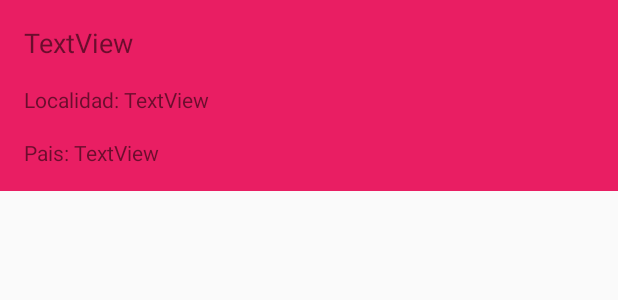
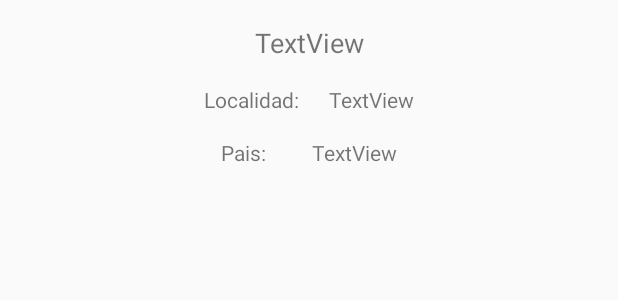
Before and after one commit to ByFalcon/GeolocalizacionFinal, an Android app: the layout item.xml on its own in the app's theme, with its tools: preview values and no code run, on a phone screen of 412 x 824 dp. Shown: the top 300 px of the screen. Run offline under Robolectric (Android 15) with nearby library versions, the phone set to English and light mode, and no system bars.

```diff
--- a/app/src/main/res/layout/item.xml
+++ b/app/src/main/res/layout/item.xml
@@ -3,18 +3,20 @@
     xmlns:app="http://schemas.android.com/apk/res-auto"
     xmlns:tools="http://schemas.android.com/tools"
     android:layout_width="match_parent"
-    android:layout_height="wrap_content"
-    android:background="#E91E63">
+    android:layout_height="wrap_content">
 
     <TextView
         android:id="@+id/tvNombre"
         android:layout_width="wrap_content"
         android:layout_height="wrap_content"
-        android:layout_marginStart="16dp"
-        android:layout_marginLeft="16dp"
+        android:layout_marginStart="200dp"
+        android:layout_marginLeft="200dp"
         android:layout_marginTop="16dp"
+        android:layout_marginEnd="200dp"
+        android:layout_marginRight="200dp"
         android:text="TextView"
         android:textSize="18sp"
+        app:layout_constraintEnd_toEndOf="parent"
         app:layout_constraintStart_toStartOf="parent"
         app:layout_constraintTop_toTopOf="parent" />
 
@@ -22,10 +24,11 @@
         android:id="@+id/textView2"
         android:layout_width="wrap_content"
         android:layout_height="wrap_content"
-        android:layout_marginStart="16dp"
-        android:layout_marginLeft="16dp"
+        android:layout_marginStart="120dp"
+        android:layout_marginLeft="120dp"
         android:layout_marginTop="16dp"
         android:text="Localidad: "
+        android:textSize="14sp"
         app:layout_constraintEnd_toStartOf="@+id/tvLocalidad"
         app:layout_constraintStart_toStartOf="parent"
         app:layout_constraintTop_toBottomOf="@+id/tvNombre" />
@@ -35,21 +38,26 @@
         android:layout_width="wrap_content"
         android:layout_height="wrap_content"
         android:layout_marginTop="16dp"
+        android:layout_marginEnd="120dp"
+        android:layout_marginRight="120dp"
         android:text="TextView"
+        app:layout_constraintEnd_toEndOf="parent"
+        app:layout_constraintHorizontal_bias="0.5"
         app:layout_constraintStart_toEndOf="@+id/textView2"
         app:layout_constraintTop_toBottomOf="@+id/tvNombre" />
 
     <TextView
-        android:id="@+id/textView4"
+        android:id="@+id/textView5"
         android:layout_width="wrap_content"
         android:layout_height="wrap_content"
-        android:layout_marginStart="16dp"
-        android:layout_marginLeft="16dp"
+        android:layout_marginStart="120dp"
+        android:layout_marginLeft="120dp"
         android:layout_marginTop="16dp"
         android:layout_marginBottom="16dp"
         android:text="Pais: "
         app:layout_constraintBottom_toBottomOf="parent"
         app:layout_constraintEnd_toStartOf="@+id/tvPais"
+        app:layout_constraintHorizontal_bias="0.5"
         app:layout_constraintStart_toStartOf="parent"
         app:layout_constraintTop_toBottomOf="@+id/textView2" />
 
@@ -58,9 +66,13 @@
         android:layout_width="wrap_content"
         android:layout_height="wrap_content"
         android:layout_marginTop="16dp"
+        android:layout_marginEnd="120dp"
+        android:layout_marginRight="120dp"
         android:layout_marginBottom="16dp"
         android:text="TextView"
         app:layout_constraintBottom_toBottomOf="parent"
-        app:layout_constraintStart_toEndOf="@+id/textView4"
+        app:layout_constraintEnd_toEndOf="parent"
+        app:layout_constraintHorizontal_bias="0.5"
+        app:layout_constraintStart_toEndOf="@+id/textView5"
         app:layout_constraintTop_toBottomOf="@+id/tvLocalidad" />
 </android.support.constraint.ConstraintLayout>
```
Also changed, not shown: app/src/main/java/com/example/danie/geolocalizacionfinal/Add.java (+1 -173 lines), app/src/main/java/com/example/danie/geolocalizacionfinal/MainActivity.java (+36 -25 lines).
